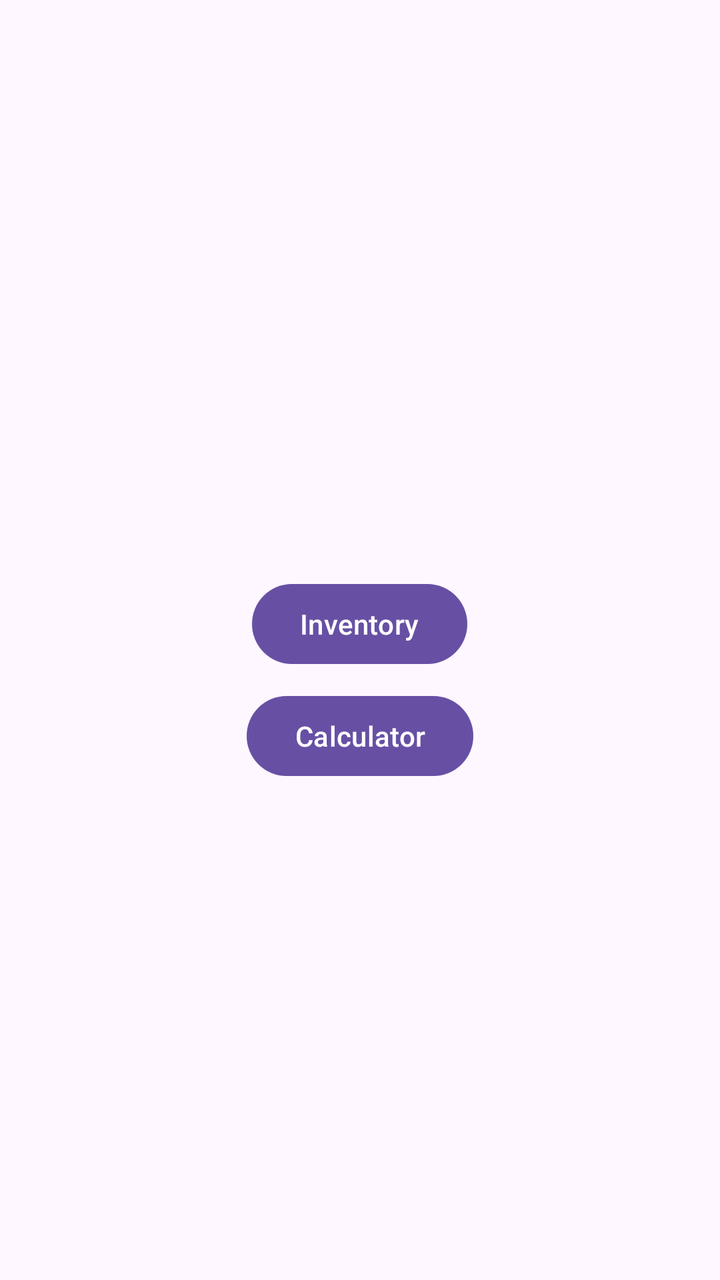
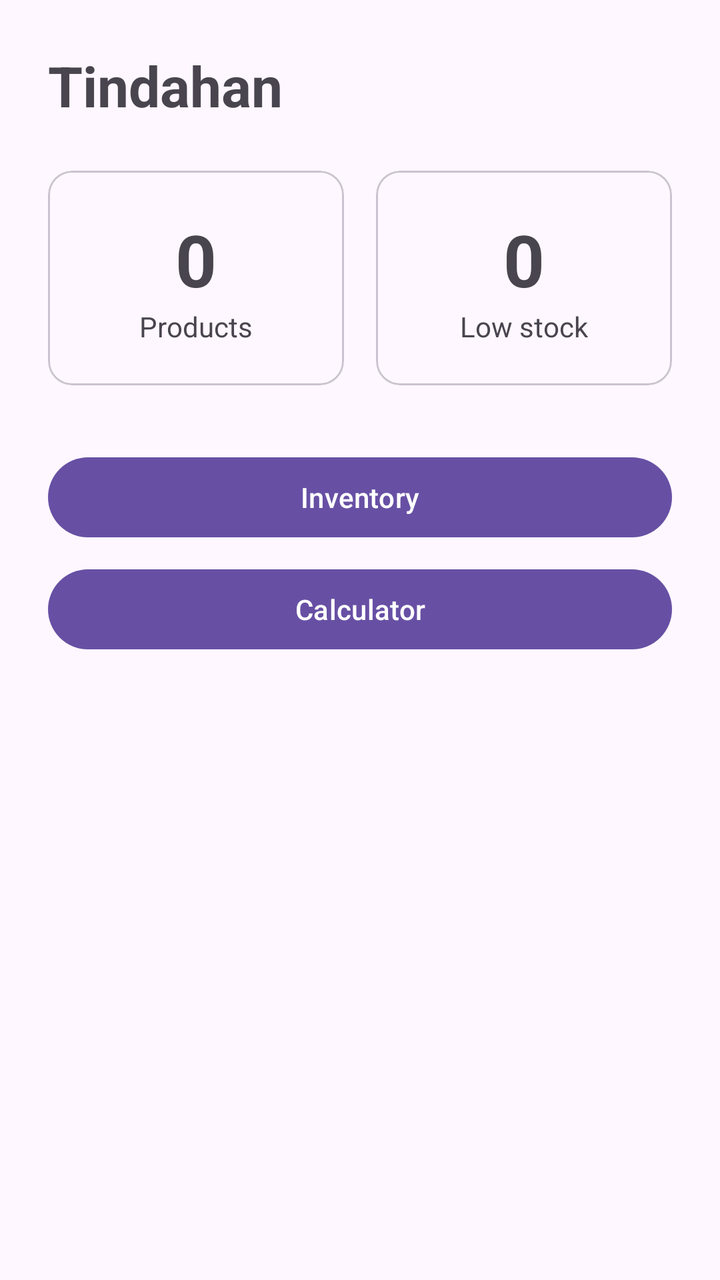

Compare the two renders of this Android layout. The source of the first and the diff that turns it into the second are given below.
<!-- AndroidManifest.xml: application theme Theme.Material3.DayNight.NoActionBar -->
<!-- res/layout/activity_main.xml -->
<?xml version="1.0" encoding="utf-8"?>
<LinearLayout xmlns:android="http://schemas.android.com/apk/res/android"
    android:layout_width="match_parent"
    android:layout_height="match_parent"
    android:gravity="center"
    android:orientation="vertical"
    android:padding="24dp">

    <TextView
        android:id="@+id/tvStatus"
        android:layout_width="wrap_content"
        android:layout_height="wrap_content"
        android:textSize="18sp" />

    <Button
        android:id="@+id/btnInventory"
        android:layout_width="wrap_content"
        android:layout_height="wrap_content"
        android:layout_marginTop="16dp"
        android:text="@string/open_inventory" />

    <Button
        android:id="@+id/btnCalculator"
        android:layout_width="wrap_content"
        android:layout_height="wrap_content"
        android:layout_marginTop="8dp"
        android:text="@string/open_calculator" />
</LinearLayout>
<!-- resources referenced by this layout -->
<resources>
  <string name="open_calculator">Calculator</string>
  <string name="open_inventory">Inventory</string>
</resources>

<!-- the commit's change to res/layout/activity_main.xml (unified diff, before → after) -->
@@ -2,26 +2,89 @@
 <LinearLayout xmlns:android="http://schemas.android.com/apk/res/android"
     android:layout_width="match_parent"
     android:layout_height="match_parent"
-    android:gravity="center"
     android:orientation="vertical"
     android:padding="24dp">
 
     <TextView
-        android:id="@+id/tvStatus"
-        android:layout_width="wrap_content"
+        android:layout_width="match_parent"
         android:layout_height="wrap_content"
-        android:textSize="18sp" />
+        android:text="@string/dashboard_title"
+        android:textSize="28sp"
+        android:textStyle="bold" />
+
+    <LinearLayout
+        android:layout_width="match_parent"
+        android:layout_height="wrap_content"
+        android:layout_marginTop="24dp"
+        android:orientation="horizontal">
+
+        <com.google.android.material.card.MaterialCardView
+            android:layout_width="0dp"
+            android:layout_height="wrap_content"
+            android:layout_marginEnd="8dp"
+            android:layout_weight="1">
+
+            <LinearLayout
+                android:layout_width="match_parent"
+                android:layout_height="wrap_content"
+                android:gravity="center"
+                android:orientation="vertical"
+                android:padding="20dp">
+
+                <TextView
+                    android:id="@+id/tvProductCount"
+                    android:layout_width="wrap_content"
+                    android:layout_height="wrap_content"
+                    android:text="0"
+                    android:textSize="36sp"
+                    android:textStyle="bold" />
+
+                <TextView
+                    android:layout_width="wrap_content"
+                    android:layout_height="wrap_content"
+                    android:text="@string/products_label" />
+            </LinearLayout>
+        </com.google.android.material.card.MaterialCardView>
+
+        <com.google.android.material.card.MaterialCardView
+            android:layout_width="0dp"
+            android:layout_height="wrap_content"
+            android:layout_marginStart="8dp"
+            android:layout_weight="1">
+
+            <LinearLayout
+                android:layout_width="match_parent"
+                android:layout_height="wrap_content"
+                android:gravity="center"
+                android:orientation="vertical"
+                android:padding="20dp">
+
+                <TextView
+                    android:id="@+id/tvLowStockCount"
+                    android:layout_width="wrap_content"
+                    android:layout_height="wrap_content"
+                    android:text="0"
+                    android:textSize="36sp"
+                    android:textStyle="bold" />
+
+                <TextView
+                    android:layout_width="wrap_content"
+                    android:layout_height="wrap_content"
+                    android:text="@string/low_stock_label" />
+            </LinearLayout>
+        </com.google.android.material.card.MaterialCardView>
+    </LinearLayout>
 
     <Button
         android:id="@+id/btnInventory"
-        android:layout_width="wrap_content"
+        android:layout_width="match_parent"
         android:layout_height="wrap_content"
-        android:layout_marginTop="16dp"
+        android:layout_marginTop="32dp"
         android:text="@string/open_inventory" />
 
     <Button
         android:id="@+id/btnCalculator"
-        android:layout_width="wrap_content"
+        android:layout_width="match_parent"
         android:layout_height="wrap_content"
         android:layout_marginTop="8dp"
         android:text="@string/open_calculator" />
<!-- resource entries referenced after the edit -->
@@ -1,6 +1,9 @@
 <!-- resources referenced by this layout -->
 <resources>
+  <string name="dashboard_title">Tindahan</string>
+  <string name="low_stock_label">Low stock</string>
   <string name="open_calculator">Calculator</string>
   <string name="open_inventory">Inventory</string>
+  <string name="products_label">Products</string>
 </resources>
 
